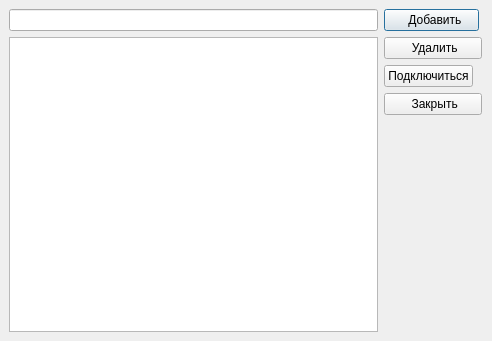
First picture: the form in dialog.ui, repository WTFTrick/TestMutomo, before the edit.
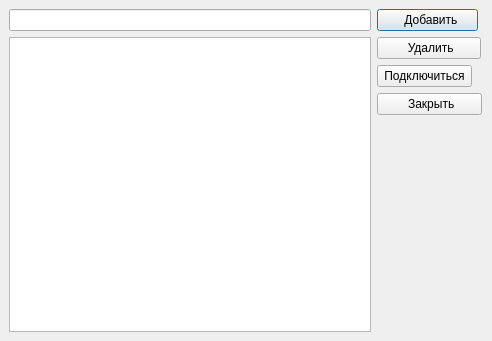
Second picture: the form after the edit.

Commit message: Fixed Settings Dialog interface

Diff of the .ui file:
```diff
--- a/dialog.ui
+++ b/dialog.ui
@@ -85,7 +85,7 @@
             <bool>false</bool>
            </property>
            <property name="text">
-            <string>      Добавить    </string>
+            <string>       Добавить     </string>
            </property>
            <property name="default">
             <bool>false</bool>
@@ -104,7 +104,7 @@
             </sizepolicy>
            </property>
            <property name="text">
-            <string>       Удалить      </string>
+            <string>        Удалить       </string>
            </property>
           </widget>
          </item>
@@ -129,7 +129,7 @@
             </size>
            </property>
            <property name="text">
-            <string>Подключиться</string>
+            <string> Подключиться </string>
            </property>
           </widget>
          </item>
@@ -154,7 +154,7 @@
             </size>
            </property>
            <property name="text">
-            <string>       Закрыть      </string>
+            <string>        Закрыть       </string>
            </property>
           </widget>
          </item>
```
The commit also changes 4 other files.
